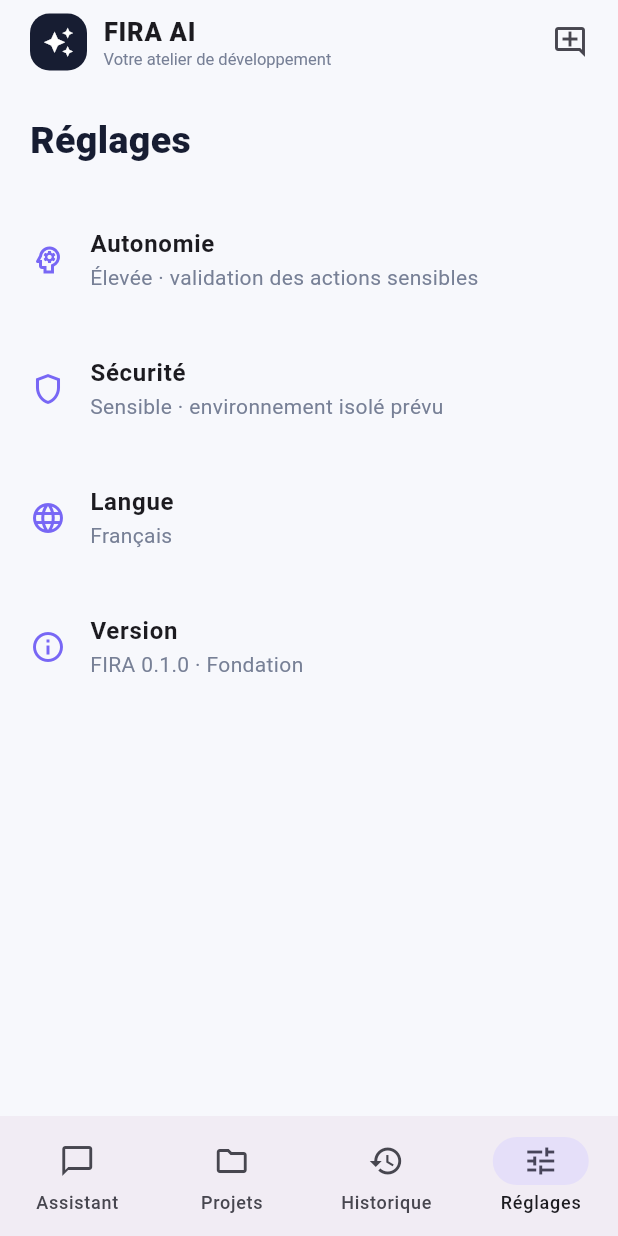
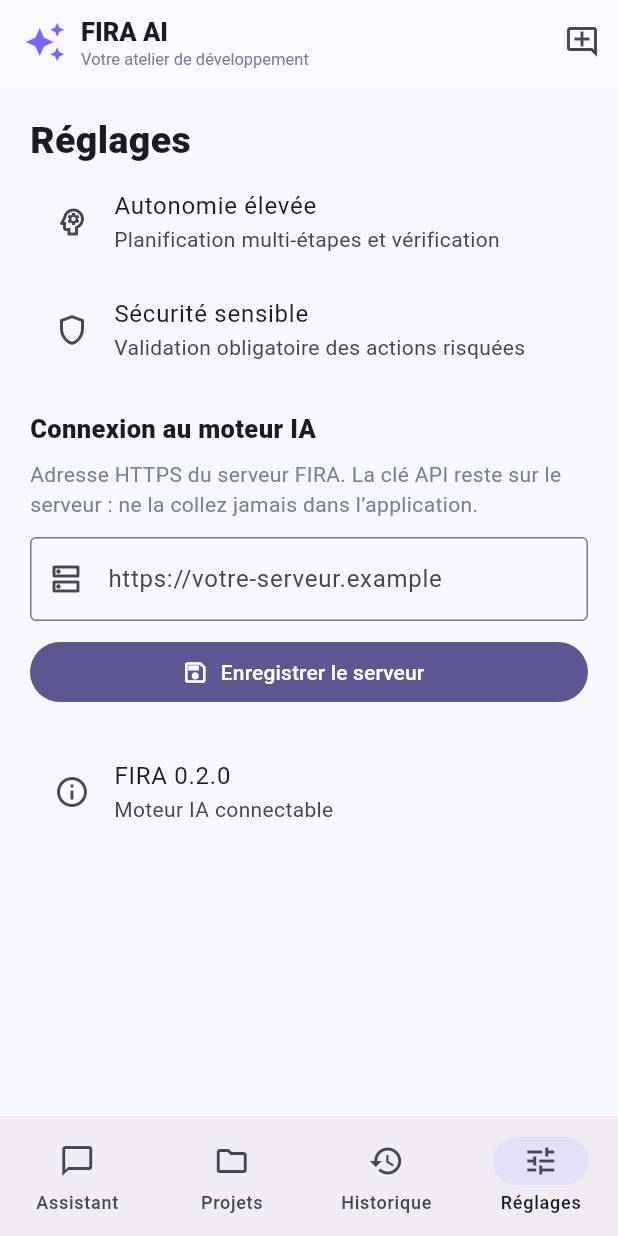
Before and after one commit to fifenisrael6-cyber/fira, a Flutter app: the screen it shows after launch, item 4 of the bottom bar chosen, after a tap on the "add comment" icon, on a phone screen of 412 x 824 dp. Run offline on Flutter 3.47's test engine with Material 3 defaults, Android fonts, the phone set to English and light mode, and no system bars; our stand-ins replace shared_preferences.

Commit message:
feat: connect mobile assistant to FIRA Python API

```diff
--- a/lib/main.dart
+++ b/lib/main.dart
@@ -1,25 +1,19 @@
 import 'package:flutter/material.dart';
+import 'package:shared_preferences/shared_preferences.dart';
+import 'services/fira_api.dart';
 
 void main() => runApp(const FiraApp());
 
 class FiraApp extends StatelessWidget {
   const FiraApp({super.key});
-
   @override
-  Widget build(BuildContext context) {
-    const violet = Color(0xFF7867F5);
-    return MaterialApp(
+  Widget build(BuildContext context) => MaterialApp(
     debugShowCheckedModeBanner: false,
     title: 'FIRA AI',
-      theme: ThemeData(
-        useMaterial3: true,
-        scaffoldBackgroundColor: const Color(0xFFF7F8FC),
-        colorScheme: ColorScheme.fromSeed(seedColor: violet, brightness: Brightness.light),
-        fontFamily: 'Roboto',
-      ),
+    theme: ThemeData(useMaterial3: true, scaffoldBackgroundColor: const Color(0xFFF7F8FC),
+      colorScheme: ColorScheme.fromSeed(seedColor: const Color(0xFF7867F5))),
     home: const FiraHome(),
   );
-  }
 }
 
 class FiraHome extends StatefulWidget {
@@ -29,233 +23,193 @@ class FiraHome extends StatefulWidget {
 }
 
 class _FiraHomeState extends State<FiraHome> {
+  final _api = FiraApi();
+  final _input = TextEditingController();
+  final _messages = <_Message>[];
+  String _server = '';
+  bool _loading = false;
+  bool _settingsReady = false;
   int _tab = 0;
-  final _input = TextEditingController();
-  final List<_ChatMessage> _messages = [];
 
-  void _send([String? suggestion]) {
-    final value = (suggestion ?? _input.text).trim();
-    if (value.isEmpty) return;
-    setState(() {
-      _messages.add(_ChatMessage(value, true));
-      _messages.add(_ChatMessage(
-        "Je suis prête à travailler sur cette demande. Le moteur IA n’est pas encore connecté : cette version prépare l’interface et le flux de travail. La prochaine étape ajoutera le fournisseur IA et l’exécution contrôlée des tâches.",
-        false,
-      ));
+  @override
+  void initState() { super.initState(); _loadServer(); }
+
+  Future<void> _loadServer() async {
+    final prefs = await SharedPreferences.getInstance();
+    if (mounted) setState(() { _server = prefs.getString('fira_server_url') ?? ''; _settingsReady = true; });
+  }
+
+  Future<void> _saveServer(String value) async {
+    final normalized = value.trim().replaceFirst(RegExp(r'/+$'), '');
+    final prefs = await SharedPreferences.getInstance();
+    await prefs.setString('fira_server_url', normalized);
+    if (!mounted) return;
+    setState(() => _server = normalized);
+    ScaffoldMessenger.of(context).showSnackBar(const SnackBar(content: Text('Adresse du serveur enregistrée.')));
+  }
+
+  Future<void> _send([String? prompt]) async {
+    final value = (prompt ?? _input.text).trim();
+    if (value.isEmpty || _loading) return;
+    setState(() { _messages.add(_Message(value, true)); _loading = true; _tab = 0; });
     _input.clear();
-      _tab = 0;
-    });
+    try {
+      final history = _messages.take(_messages.length - 1).toList().reversed.take(20).toList().reversed
+        .map((m) => <String, String>{'role': m.user ? 'user' : 'assistant', 'content': m.text}).toList();
+      final answer = await _api.sendMessage(baseUrl: _server, message: value, history: history);
+      if (mounted) setState(() => _messages.add(_Message(answer, false)));
+    } on FiraApiException catch (e) {
+      if (mounted) setState(() => _messages.add(_Message('Connexion impossible : ${e.message}', false)));
+    } catch (_) {
+      if (mounted) setState(() => _messages.add(const _Message('Erreur inattendue. Vérifiez le serveur et réessayez.', false)));
+    } finally { if (mounted) setState(() => _loading = false); }
   }
 
   @override
-  void dispose() {
-    _input.dispose();
-    super.dispose();
-  }
+  void dispose() { _api.close(); _input.dispose(); super.dispose(); }
 
   @override
   Widget build(BuildContext context) {
-    final pages = [
-      _chatPage(),
-      const _ProjectsPage(),
-      const _HistoryPage(),
-      const _SettingsPage(),
-    ];
+    final pages = [_assistant(), const _Projects(), const _History(),
+      _Settings(server: _server, ready: _settingsReady, onSave: _saveServer)];
     return Scaffold(
-      appBar: AppBar(
-        backgroundColor: const Color(0xFFF7F8FC),
-        titleSpacing: 20,
-        title: Row(children: [
-          Container(
-            width: 38, height: 38,
-            decoration: BoxDecoration(color: const Color(0xFF171D32), borderRadius: BorderRadius.circular(13)),
-            child: const Icon(Icons.auto_awesome, color: Colors.white, size: 21),
-          ),
-          const SizedBox(width: 11),
-          const Column(crossAxisAlignment: CrossAxisAlignment.start, children: [
-            Text('FIRA AI', style: TextStyle(fontWeight: FontWeight.w800, fontSize: 17, letterSpacing: .5)),
+      appBar: AppBar(title: const Row(children: [
+        Icon(Icons.auto_awesome, color: Color(0xFF7867F5), size: 28), SizedBox(width: 10),
+        Column(crossAxisAlignment: CrossAxisAlignment.start, children: [
+          Text('FIRA AI', style: TextStyle(fontWeight: FontWeight.w800, fontSize: 17)),
           Text('Votre atelier de développement', style: TextStyle(fontSize: 11, color: Color(0xFF778096))),
         ]),
-        ]),
-        actions: [
-          IconButton(onPressed: () => setState(() => _messages.clear()), icon: const Icon(Icons.add_comment_outlined), tooltip: 'Nouvelle conversation'),
-          const SizedBox(width: 8),
-        ],
-      ),
+      ]), actions: [IconButton(onPressed: _loading ? null : () => setState(() => _messages.clear()),
+        icon: const Icon(Icons.add_comment_outlined), tooltip: 'Nouvelle conversation')]),
       body: SafeArea(child: pages[_tab]),
-      bottomNavigationBar: NavigationBar(
-        selectedIndex: _tab,
-        onDestinationSelected: (value) => setState(() => _tab = value),
+      bottomNavigationBar: NavigationBar(selectedIndex: _tab, onDestinationSelected: (v) => setState(() => _tab = v),
         destinations: const [
-          NavigationDestination(icon: Icon(Icons.chat_bubble_outline), selectedIcon: Icon(Icons.chat_bubble), label: 'Assistant'),
-          NavigationDestination(icon: Icon(Icons.folder_outlined), selectedIcon: Icon(Icons.folder), label: 'Projets'),
+          NavigationDestination(icon: Icon(Icons.chat_bubble_outline), label: 'Assistant'),
+          NavigationDestination(icon: Icon(Icons.folder_outlined), label: 'Projets'),
           NavigationDestination(icon: Icon(Icons.history), label: 'Historique'),
           NavigationDestination(icon: Icon(Icons.tune), label: 'Réglages'),
-        ],
-      ),
+        ]),
     );
   }
 
-  Widget _chatPage() {
-    return Column(children: [
-      Expanded(
-        child: _messages.isEmpty
-          ? ListView(padding: const EdgeInsets.fromLTRB(20, 30, 20, 20), children: [
-              const SizedBox(height: 24),
-              Center(child: Container(
-                width: 76, height: 76,
-                decoration: BoxDecoration(color: const Color(0xFFECEAFF), borderRadius: BorderRadius.circular(25)),
-                child: const Icon(Icons.auto_awesome, size: 38, color: Color(0xFF7867F5)),
-              )),
-              const SizedBox(height: 22),
+  Widget _assistant() => Column(children: [
+    Expanded(child: _messages.isEmpty
+      ? ListView(padding: const EdgeInsets.all(22), children: [
+          const SizedBox(height: 35),
+          const Icon(Icons.auto_awesome, size: 60, color: Color(0xFF7867F5)),
+          const SizedBox(height: 20),
           const Text('Que souhaitez-vous\nconstruire aujourd’hui ?', textAlign: TextAlign.center,
-                style: TextStyle(fontSize: 27, height: 1.18, fontWeight: FontWeight.w800, color: Color(0xFF171D32))),
+            style: TextStyle(fontSize: 26, fontWeight: FontWeight.w800, height: 1.2, color: Color(0xFF171D32))),
           const SizedBox(height: 12),
-              const Text('Décrivez votre idée. FIRA vous aidera à planifier, coder, tester et améliorer vos projets.',
-                textAlign: TextAlign.center, style: TextStyle(fontSize: 14, height: 1.5, color: Color(0xFF778096))),
-              const SizedBox(height: 30),
-              _Suggestion(icon: Icons.code, title: 'Créer une application', subtitle: 'Préparer un nouveau projet Flutter', onTap: () => _send('Aide-moi à créer une application Flutter.')),
-              _Suggestion(icon: Icons.bug_report_outlined, title: 'Corriger un problème', subtitle: 'Analyser une erreur et proposer un correctif', onTap: () => _send('Aide-moi à analyser et corriger un bug.')),
-              _Suggestion(icon: Icons.science_outlined, title: 'Concevoir une architecture', subtitle: 'Organiser les modules et les services', onTap: () => _send('Conçois l’architecture technique de mon projet.')),
+          const Text('Décrivez votre idée. FIRA peut vous aider à planifier, coder, tester et améliorer vos projets.',
+            textAlign: TextAlign.center, style: TextStyle(color: Color(0xFF778096), height: 1.5)),
+          const SizedBox(height: 28),
+          _Suggestion(icon: Icons.code, title: 'Créer une application', subtitle: 'Préparer un projet Flutter', onTap: () => _send('Aide-moi à créer une application Flutter.')),
+          _Suggestion(icon: Icons.bug_report_outlined, title: 'Corriger un problème', subtitle: 'Analyser une erreur', onTap: () => _send('Aide-moi à analyser et corriger un bug.')),
+          _Suggestion(icon: Icons.architecture, title: 'Concevoir une architecture', subtitle: 'Organiser les modules', onTap: () => _send('Conçois l’architecture technique de mon projet.')),
         ])
-          : ListView.builder(
-              padding: const EdgeInsets.all(18),
-              itemCount: _messages.length,
-              itemBuilder: (context, index) {
-                final item = _messages[index];
-                return Align(
-                  alignment: item.fromUser ? Alignment.centerRight : Alignment.centerLeft,
-                  child: Container(
-                    constraints: const BoxConstraints(maxWidth: 330),
-                    margin: const EdgeInsets.only(bottom: 12),
-                    padding: const EdgeInsets.all(15),
-                    decoration: BoxDecoration(
-                      color: item.fromUser ? const Color(0xFF171D32) : Colors.white,
-                      borderRadius: BorderRadius.circular(18),
-                      border: item.fromUser ? null : Border.all(color: const Color(0xFFE9EBF2)),
-                    ),
-                    child: Text(item.text, style: TextStyle(color: item.fromUser ? Colors.white : const Color(0xFF30384B), height: 1.45)),
-                  ),
-                );
-              },
-            ),
-      ),
-      Container(
-        padding: const EdgeInsets.fromLTRB(14, 10, 14, 12),
-        decoration: const BoxDecoration(color: Colors.white, border: Border(top: BorderSide(color: Color(0xFFE9EBF2)))),
+      : ListView.builder(padding: const EdgeInsets.all(16), itemCount: _messages.length + (_loading ? 1 : 0),
+          itemBuilder: (context, i) {
+            if (_loading && i == _messages.length) return const Padding(padding: EdgeInsets.all(12),
+              child: Row(children: [SizedBox(width: 16, height: 16, child: CircularProgressIndicator(strokeWidth: 2)), SizedBox(width: 10), Text('FIRA réfléchit…')]));
+            final m = _messages[i];
+            return Align(alignment: m.user ? Alignment.centerRight : Alignment.centerLeft,
+              child: Container(constraints: const BoxConstraints(maxWidth: 340), margin: const EdgeInsets.only(bottom: 10),
+                padding: const EdgeInsets.all(14), decoration: BoxDecoration(
+                  color: m.user ? const Color(0xFF171D32) : Colors.white, borderRadius: BorderRadius.circular(17),
+                  border: m.user ? null : Border.all(color: const Color(0xFFE9EBF2))),
+                child: SelectableText(m.text, style: TextStyle(color: m.user ? Colors.white : const Color(0xFF30384B), height: 1.45))));
+          })),
+    Container(color: Colors.white, padding: const EdgeInsets.fromLTRB(12, 9, 12, 10),
       child: Row(children: [
-          IconButton(onPressed: () {}, icon: const Icon(Icons.attach_file_outlined), color: const Color(0xFF778096)),
-          Expanded(child: TextField(
-            controller: _input,
-            minLines: 1, maxLines: 5,
-            textInputAction: TextInputAction.send,
-            onSubmitted: (_) => _send(),
-            decoration: InputDecoration(
-              hintText: 'Écrivez à FIRA…',
-              filled: true, fillColor: const Color(0xFFF4F5F9),
-              contentPadding: const EdgeInsets.symmetric(horizontal: 16, vertical: 12),
-              border: OutlineInputBorder(borderRadius: BorderRadius.circular(18), borderSide: BorderSide.none),
-            ),
-          )),
+        Expanded(child: TextField(controller: _input, minLines: 1, maxLines: 5, enabled: !_loading,
+          textInputAction: TextInputAction.send, onSubmitted: (_) => _send(),
+          decoration: InputDecoration(hintText: 'Écrivez à FIRA…', filled: true, fillColor: const Color(0xFFF4F5F9),
+            border: OutlineInputBorder(borderRadius: BorderRadius.circular(18), borderSide: BorderSide.none)))),
         const SizedBox(width: 8),
-          IconButton.filled(onPressed: _send, icon: const Icon(Icons.arrow_upward), style: IconButton.styleFrom(backgroundColor: const Color(0xFF7867F5), foregroundColor: Colors.white)),
-        ]),
-      ),
+        IconButton.filled(onPressed: _loading ? null : _send, icon: const Icon(Icons.arrow_upward),
+          style: IconButton.styleFrom(backgroundColor: const Color(0xFF7867F5), foregroundColor: Colors.white)),
+      ])),
   ]);
 }
-}
 
-class _ChatMessage {
-  const _ChatMessage(this.text, this.fromUser);
+class _Message {
+  const _Message(this.text, this.user);
   final String text;
-  final bool fromUser;
+  final bool user;
 }
 
 class _Suggestion extends StatelessWidget {
   const _Suggestion({required this.icon, required this.title, required this.subtitle, required this.onTap});
-  final IconData icon;
-  final String title;
-  final String subtitle;
-  final VoidCallback onTap;
+  final IconData icon; final String title; final String subtitle; final VoidCallback onTap;
   @override
-  Widget build(BuildContext context) => Card(
-    color: Colors.white, elevation: 0, margin: const EdgeInsets.only(bottom: 10),
-    shape: RoundedRectangleBorder(borderRadius: BorderRadius.circular(17), side: const BorderSide(color: Color(0xFFE9EBF2))),
-    child: ListTile(
-      onTap: onTap,
-      leading: Container(width: 42, height: 42, decoration: BoxDecoration(color: const Color(0xFFECEAFF), borderRadius: BorderRadius.circular(13)), child: Icon(icon, color: const Color(0xFF7867F5))),
-      title: Text(title, style: const TextStyle(fontWeight: FontWeight.w700, color: Color(0xFF171D32))),
-      subtitle: Text(subtitle, style: const TextStyle(fontSize: 12, color: Color(0xFF778096))),
-      trailing: const Icon(Icons.chevron_right, color: Color(0xFF9AA1B2)),
-    ),
-  );
+  Widget build(BuildContext context) => Card(color: Colors.white, elevation: 0,
+    shape: RoundedRectangleBorder(borderRadius: BorderRadius.circular(16), side: const BorderSide(color: Color(0xFFE9EBF2))),
+    child: ListTile(onTap: onTap, leading: Icon(icon, color: const Color(0xFF7867F5)),
+      title: Text(title, style: const TextStyle(fontWeight: FontWeight.w700)),
+      subtitle: Text(subtitle, style: const TextStyle(fontSize: 12))));
 }
 
-class _ProjectsPage extends StatelessWidget {
-  const _ProjectsPage();
+class _Projects extends StatelessWidget {
+  const _Projects();
   @override
-  Widget build(BuildContext context) => ListView(padding: const EdgeInsets.all(20), children: [
-    const Text('Mes projets', style: TextStyle(fontSize: 25, fontWeight: FontWeight.w800, color: Color(0xFF171D32))),
-    const SizedBox(height: 8),
-    const Text('Retrouvez ici les espaces de travail de FIRA.', style: TextStyle(color: Color(0xFF778096))),
-    const SizedBox(height: 22),
-    _ProjectCard(icon: Icons.phone_android, title: 'Application mobile', detail: 'Flutter · Android et iOS', status: 'Espace prêt à configurer'),
-    _ProjectCard(icon: Icons.memory, title: 'Moteur IA', detail: 'Python · API et orchestration', status: 'Structure à connecter'),
-    _ProjectCard(icon: Icons.terminal, title: 'Agent développeur', detail: 'Fichiers · Tests · Diagnostics', status: 'Mode sécurisé à construire'),
+  Widget build(BuildContext context) => ListView(padding: const EdgeInsets.all(20), children: const [
+    Text('Mes projets', style: TextStyle(fontSize: 25, fontWeight: FontWeight.w800)),
+    SizedBox(height: 18),
+    _ProjectTile(icon: Icons.phone_android, title: 'Application mobile', detail: 'Flutter · Android et iOS'),
+    _ProjectTile(icon: Icons.memory, title: 'Moteur IA', detail: 'Python · API de conversation'),
+    _ProjectTile(icon: Icons.terminal, title: 'Agent développeur', detail: 'Planification · Analyse · Tests isolés'),
   ]);
 }
 
-class _ProjectCard extends StatelessWidget {
-  const _ProjectCard({required this.icon, required this.title, required this.detail, required this.status});
-  final IconData icon; final String title; final String detail; final String status;
+class _ProjectTile extends StatelessWidget {
+  const _ProjectTile({required this.icon, required this.title, required this.detail});
+  final IconData icon; final String title; final String detail;
   @override
-  Widget build(BuildContext context) => Card(
-    color: Colors.white, elevation: 0, margin: const EdgeInsets.only(bottom: 12),
-    shape: RoundedRectangleBorder(borderRadius: BorderRadius.circular(17), side: const BorderSide(color: Color(0xFFE9EBF2))),
-    child: ListTile(contentPadding: const EdgeInsets.all(15),
-      leading: Container(width: 46, height: 46, decoration: BoxDecoration(color: const Color(0xFFECEAFF), borderRadius: BorderRadius.circular(14)), child: Icon(icon, color: const Color(0xFF7867F5))),
-      title: Text(title, style: const TextStyle(fontWeight: FontWeight.w700)),
-      subtitle: Padding(padding: const EdgeInsets.only(top: 5), child: Text('$detail\n$status', style: const TextStyle(height: 1.5, fontSize: 12, color: Color(0xFF778096)))),
-    ),
-  );
+  Widget build(BuildContext context) => Card(color: Colors.white, elevation: 0,
+    child: ListTile(leading: Icon(icon, color: const Color(0xFF7867F5)), title: Text(title), subtitle: Text(detail)));
 }
 
-class _HistoryPage extends StatelessWidget {
-  const _HistoryPage();
+class _History extends StatelessWidget {
+  const _History();
   @override
-  Widget build(BuildContext context) => const Center(child: Padding(
-    padding: EdgeInsets.all(30),
-    child: Column(mainAxisSize: MainAxisSize.min, children: [
-      Icon(Icons.history, size: 54, color: Color(0xFFAAA6E9)),
-      SizedBox(height: 15),
-      Text('Aucune conversation enregistrée', style: TextStyle(fontWeight: FontWeight.w700, fontSize: 16)),
-      SizedBox(height: 7),
-      Text('Vos prochaines sessions apparaîtront ici.', textAlign: TextAlign.center, style: TextStyle(color: Color(0xFF778096))),
-    ]),
-  ));
+  Widget build(BuildContext context) => const Center(child: Text('Historique conservé pendant cette session.'));
 }
 
-class _SettingsPage extends StatelessWidget {
-  const _SettingsPage();
+class _Settings extends StatefulWidget {
+  const _Settings({required this.server, required this.ready, required this.onSave});
+  final String server; final bool ready; final ValueChanged<String> onSave;
   @override
-  Widget build(BuildContext context) => ListView(padding: const EdgeInsets.all(20), children: const [
-    Text('Réglages', style: TextStyle(fontSize: 25, fontWeight: FontWeight.w800, color: Color(0xFF171D32))),
-    SizedBox(height: 18),
-    _SettingTile(icon: Icons.psychology_outlined, title: 'Autonomie', value: 'Élevée · validation des actions sensibles'),
-    _SettingTile(icon: Icons.shield_outlined, title: 'Sécurité', value: 'Sensible · environnement isolé prévu'),
-    _SettingTile(icon: Icons.language, title: 'Langue', value: 'Français'),
-    _SettingTile(icon: Icons.info_outline, title: 'Version', value: 'FIRA 0.1.0 · Fondation'),
+  State<_Settings> createState() => _SettingsState();
+}
+class _SettingsState extends State<_Settings> {
+  late final TextEditingController _controller;
+  @override
+  void initState() { super.initState(); _controller = TextEditingController(text: widget.server); }
+  @override
+  void didUpdateWidget(covariant _Settings oldWidget) {
+    super.didUpdateWidget(oldWidget);
+    if (oldWidget.server != widget.server && _controller.text != widget.server) _controller.text = widget.server;
+  }
+  @override
+  void dispose() { _controller.dispose(); super.dispose(); }
+  @override
+  Widget build(BuildContext context) => ListView(padding: const EdgeInsets.all(20), children: [
+    const Text('Réglages', style: TextStyle(fontSize: 25, fontWeight: FontWeight.w800)),
+    const ListTile(leading: Icon(Icons.psychology_outlined), title: Text('Autonomie élevée'), subtitle: Text('Planification multi-étapes et vérification')),
+    const ListTile(leading: Icon(Icons.shield_outlined), title: Text('Sécurité sensible'), subtitle: Text('Validation obligatoire des actions risquées')),
+    const SizedBox(height: 18),
+    const Text('Connexion au moteur IA', style: TextStyle(fontWeight: FontWeight.w800, fontSize: 17)),
+    const SizedBox(height: 8),
+    const Text('Adresse HTTPS du serveur FIRA. La clé API reste sur le serveur : ne la collez jamais dans l’application.',
+      style: TextStyle(color: Color(0xFF778096), height: 1.4)),
+    const SizedBox(height: 12),
+    TextField(controller: _controller, keyboardType: TextInputType.url,
+      decoration: const InputDecoration(hintText: 'https://votre-serveur.example', border: OutlineInputBorder(), prefixIcon: Icon(Icons.dns_outlined))),
+    const SizedBox(height: 10),
+    FilledButton.icon(onPressed: widget.ready ? () => widget.onSave(_controller.text) : null,
+      icon: const Icon(Icons.save_outlined), label: const Text('Enregistrer le serveur')),
+    const SizedBox(height: 20),
+    const ListTile(leading: Icon(Icons.info_outline), title: Text('FIRA 0.2.0'), subtitle: Text('Moteur IA connectable')),
   ]);
 }
-
-class _SettingTile extends StatelessWidget {
-  const _SettingTile({required this.icon, required this.title, required this.value});
-  final IconData icon; final String title; final String value;
-  @override
-  Widget build(BuildContext context) => ListTile(
-    contentPadding: const EdgeInsets.symmetric(vertical: 7),
-    leading: Icon(icon, color: const Color(0xFF7867F5)),
-    title: Text(title, style: const TextStyle(fontWeight: FontWeight.w700)),
-    subtitle: Text(value, style: const TextStyle(color: Color(0xFF778096))),
-  );
-}
```
Lines whose indentation alone changed are shown as unchanged.
